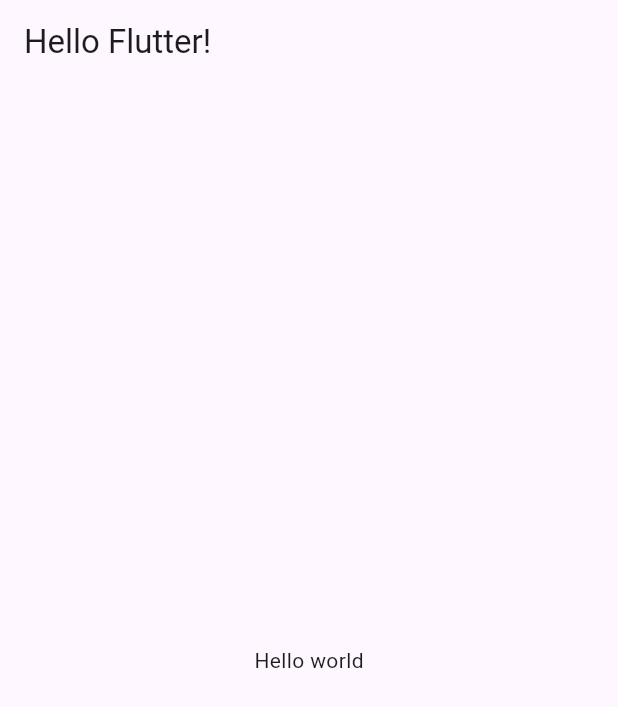
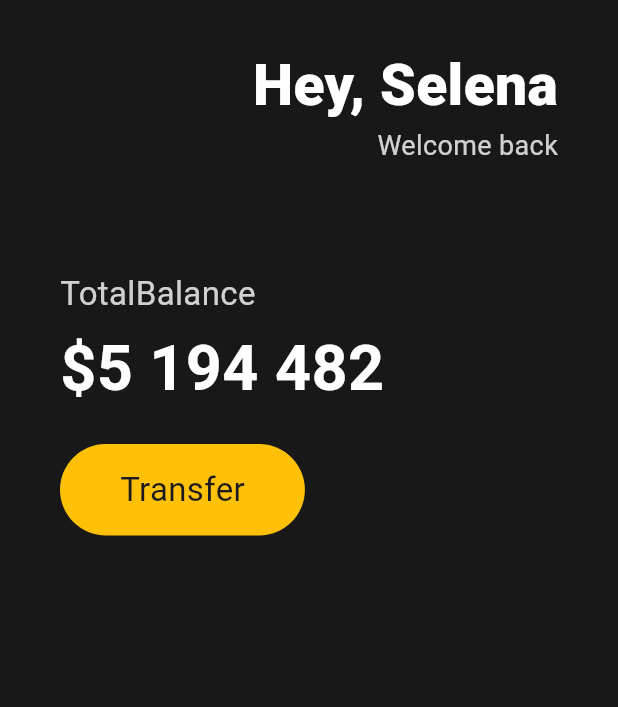
Before and after one commit to TeTedo/flutter-todo, a Flutter app: the screen it shows after launch, on a phone screen of 412 x 824 dp. Shown: the top 707 px of the screen. Run offline on Flutter 3.47's test engine with Material 3 defaults, Android fonts, the phone set to English and light mode, and no system bars.

Commit message:
chore : header & body

```diff
--- a/lib/main.dart
+++ b/lib/main.dart
@@ -18,12 +18,90 @@
   Widget build(BuildContext context) {
     return MaterialApp(
       home: Scaffold(
-        appBar: AppBar(
-          title: Text('Hello Flutter!'),
-        ),
-        body: Center(
-          child: Text('Hello world'),
-        ),
+        backgroundColor: Color(0xFF181818),
+        body: Padding(
+          padding: EdgeInsets.symmetric(
+            horizontal: 40
+          ),
+          child: Column(
+            crossAxisAlignment: CrossAxisAlignment.start,
+            children: [
+              SizedBox(
+                height: 30,
+              ),
+              Row(
+                mainAxisAlignment: MainAxisAlignment.end,
+                children: [
+                  Column(
+                    crossAxisAlignment: CrossAxisAlignment.end,
+                    children: [
+                      Text(
+                        'Hey, Selena',
+                        style: TextStyle(
+                          color: Colors.white,
+                          fontSize: 38,
+                          fontWeight: FontWeight.w800,
+                        ),),
+                      Text(
+                        'Welcome back',
+                        style: TextStyle(
+                          color: Colors.white.withOpacity(0.8),
+                          fontSize: 18,
+                        ),),
+                    ],
+                  )
+                ],
+              ),
+              SizedBox(
+                height: 70,
+              ),
+              Text(
+                'TotalBalance',
+                style: TextStyle(
+                  fontSize: 22,
+                  color: Colors.white.withOpacity(0.8),
+                ),
+              ),
+              SizedBox(
+                height: 5,
+              ),
+
+              Text(
+                '\$5 194 482',
+                style: TextStyle(
+                    fontSize: 42,
+                    fontWeight: FontWeight.w600,
+                    color: Colors.white,
+                ),
+              ),
+              SizedBox(
+                height: 20,
+              ),
+              Row(
+                children: [
+                  Container(
+                    decoration: BoxDecoration(
+                      color: Colors.amber,
+                      borderRadius: BorderRadius.circular(45)
+                    ),
+                    child: Padding(
+                      padding: EdgeInsets.symmetric(
+                        vertical: 15,
+                        horizontal: 40
+                      ),
+                      child: Text(
+                        'Transfer',
+                        style: TextStyle(
+                          fontSize: 22
+                        ),
+                      ),
+                    ),
+                  )
+                ],
+              ),
+            ],
+          ),
+        )
       ),
     );
   }
```
